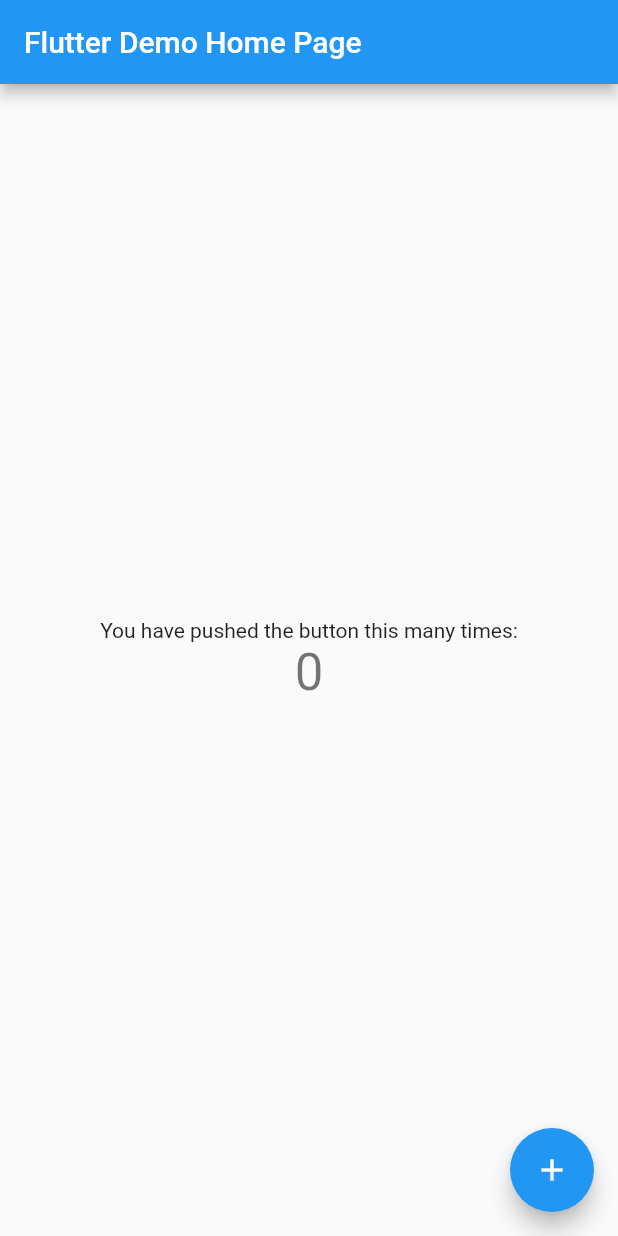
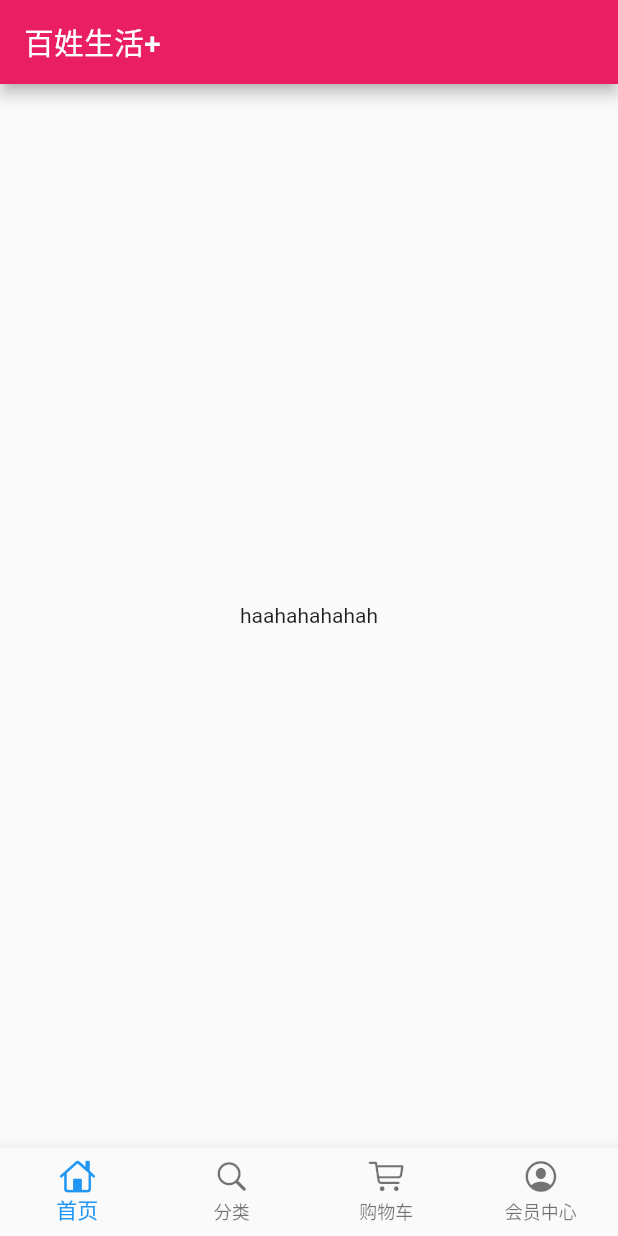
Before and after one commit to 3KK3/flutter_shop, a Flutter app: the screen it shows after launch, on a phone screen of 412 x 824 dp. Run offline on Flutter 3.47's test engine with Material 2 defaults, Android fonts, the phone set to English and light mode, and no system bars; our stand-ins replace dio, flutter_screenutil, flutter_swiper; missing offline and left inert: dart:js; network calls fail.

Commit message:
首页完善

```diff
--- /dev/null
+++ b/lib/config/service_url.dart
@@ -0,0 +1,5 @@
+const serviceUrl = 'http://test.baixingliangfan.cn/baixing/';
+const servicePath = {
+  'homePageContent': serviceUrl + 'wxmini/homePageContent', // 商店首页信息
+
+};
--- a/lib/main.dart
+++ b/lib/main.dart
@@ -1,111 +1,22 @@
 import 'package:flutter/material.dart';
+import 'pages/index_page.dart';
 
-void main() => runApp(MyApp());
+
+void main()=>runApp(MyApp());
 
 class MyApp extends StatelessWidget {
-  // This widget is the root of your application.
   @override
   Widget build(BuildContext context) {
-    return MaterialApp(
-      title: 'Flutter Demo',
-      theme: ThemeData(
-        // This is the theme of your application.
-        //
-        // Try running your application with "flutter run". You'll see the
-        // application has a blue toolbar. Then, without quitting the app, try
-        // changing the primarySwatch below to Colors.green and then invoke
-        // "hot reload" (press "r" in the console where you ran "flutter run",
-        // or simply save your changes to "hot reload" in a Flutter IDE).
-        // Notice that the counter didn't reset back to zero; the application
-        // is not restarted.
-        primarySwatch: Colors.blue,
+    return Container(
+      child: MaterialApp(
+        title: "百姓生活+",
+        // 去掉debug字
+        debugShowCheckedModeBanner: false,
+        theme: ThemeData(
+          primaryColor: Colors.pink
+        ),
+        home: IndexPage(),
       ),
-      home: MyHomePage(title: 'Flutter Demo Home Page'),
     );
   }
 }
-
-class MyHomePage extends StatefulWidget {
-  MyHomePage({Key key, this.title}) : super(key: key);
-
-  // This widget is the home page of your application. It is stateful, meaning
-  // that it has a State object (defined below) that contains fields that affect
-  // how it looks.
-
-  // This class is the configuration for the state. It holds the values (in this
-  // case the title) provided by the parent (in this case the App widget) and
-  // used by the build method of the State. Fields in a Widget subclass are
-  // always marked "final".
-
-  final String title;
-
-  @override
-  _MyHomePageState createState() => _MyHomePageState();
-}
-
-class _MyHomePageState extends State<MyHomePage> {
-  int _counter = 0;
-
-  void _incrementCounter() {
-    setState(() {
-      // This call to setState tells the Flutter framework that something has
-      // changed in this State, which causes it to rerun the build method below
-      // so that the display can reflect the updated values. If we changed
-      // _counter without calling setState(), then the build method would not be
-      // called again, and so nothing would appear to happen.
-      _counter++;
-    });
-  }
-
-  @override
-  Widget build(BuildContext context) {
-    // This method is rerun every time setState is called, for instance as done
-    // by the _incrementCounter method above.
-    //
-    // The Flutter framework has been optimized to make rerunning build methods
-    // fast, so that you can just rebuild anything that needs updating rather
-    // than having to individually change instances of widgets.
-    return Scaffold(
-      appBar: AppBar(
-        // Here we take the value from the MyHomePage object that was created by
-        // the App.build method, and use it to set our appbar title.
-        title: Text(widget.title),
-      ),
-      body: Center(
-        // Center is a layout widget. It takes a single child and positions it
-        // in the middle of the parent.
-        child: Column(
-          // Column is also a layout widget. It takes a list of children and
-          // arranges them vertically. By default, it sizes itself to fit its
-          // children horizontally, and tries to be as tall as its parent.
-          //
-          // Invoke "debug painting" (press "p" in the console, choose the
-          // "Toggle Debug Paint" action from the Flutter Inspector in Android
-          // Studio, or the "Toggle Debug Paint" command in Visual Studio Code)
-          // to see the wireframe for each widget.
-          //
-          // Column has various properties to control how it sizes itself and
-          // how it positions its children. Here we use mainAxisAlignment to
-          // center the children vertically; the main axis here is the vertical
-          // axis because Columns are vertical (the cross axis would be
-          // horizontal).
-          mainAxisAlignment: MainAxisAlignment.center,
-          children: <Widget>[
-            Text(
-              'You have pushed the button this many times:',
-            ),
-            Text(
-              '$_counter',
-              style: Theme.of(context).textTheme.display1,
-            ),
-          ],
-        ),
-      ),
-      floatingActionButton: FloatingActionButton(
-        onPressed: _incrementCounter,
-        tooltip: 'Increment',
-        child: Icon(Icons.add),
-      ), // This trailing comma makes auto-formatting nicer for build methods.
-    );
-  }
-}
--- /dev/null
+++ b/lib/pages/index_page.dart
@@ -0,0 +1,72 @@
+import 'package:flutter/material.dart';
+import 'package:flutter/cupertino.dart';
+import 'home_page.dart';
+import 'shopping_cart_page.dart';
+import 'category_page.dart';
+import 'member_page.dart';
+
+class IndexPage extends StatefulWidget {
+  @override
+  _IndexPageState createState() => _IndexPageState();
+}
+
+class _IndexPageState extends State<IndexPage> {
+
+  final List<BottomNavigationBarItem> bottomBarItems = [
+    BottomNavigationBarItem(
+      icon: Icon(CupertinoIcons.home),
+      title: Text("首页")
+    ),
+
+    BottomNavigationBarItem(
+        icon: Icon(CupertinoIcons.search),
+        title: Text("分类")
+    ),
+
+    BottomNavigationBarItem(
+        icon: Icon(CupertinoIcons.shopping_cart),
+        title: Text("购物车")
+    ),
+
+    BottomNavigationBarItem(
+        icon: Icon(CupertinoIcons.profile_circled),
+        title: Text("会员中心")
+    )
+  ];
+
+  final List pages = [
+    HomePage(),
+    CategotyPage(),
+    ShoppingCartPage(),
+    MemberPage()
+  ];
+
+  int currentIndex = 0;
+  var currentPage;
+
+  @override
+  void initState() {
+    super.initState();
+    currentPage = pages[currentIndex];
+  }
+
+  @override
+  Widget build(BuildContext context) {
+    return Scaffold(
+      body: currentPage,
+      backgroundColor: Color.fromRGBO(244, 245, 245, 1.0),
+      bottomNavigationBar: BottomNavigationBar(
+        type: BottomNavigationBarType.fixed,
+        currentIndex: currentIndex,
+        items: bottomBarItems,
+        onTap: (index) {
+          setState(() {
+            currentIndex = index;
+            currentPage = pages[currentIndex];
+          });
+        },
+      ),
+
+    );
+  }
+}
--- a/pubspec.yaml
+++ b/pubspec.yaml
@@ -23,6 +23,10 @@ dependencies:
   # The following adds the Cupertino Icons font to your application.
   # Use with the CupertinoIcons class for iOS style icons.
   cupertino_icons: ^0.1.2
+  dio: ^2.0.9 # 网络请求
+  flutter_swiper: ^1.1.4  #轮播banner
+  flutter_screenutil: ^0.5.1 #适配屏幕
+  url_launcher: ^5.0.1 # 打开url地址  拨打电话等功能
 
 dev_dependencies:
   flutter_test:
```
Also changed, not shown: lib/pages/category_page.dart (added, +11 -0 lines), lib/pages/home_page.dart (added, +254 -0 lines), lib/pages/member_page.dart (added, +11 -0 lines), lib/pages/shopping_cart_page.dart (added, +11 -0 lines), lib/service/service_method.dart (added, +22 -0 lines), pubspec.lock, 3 other files.
